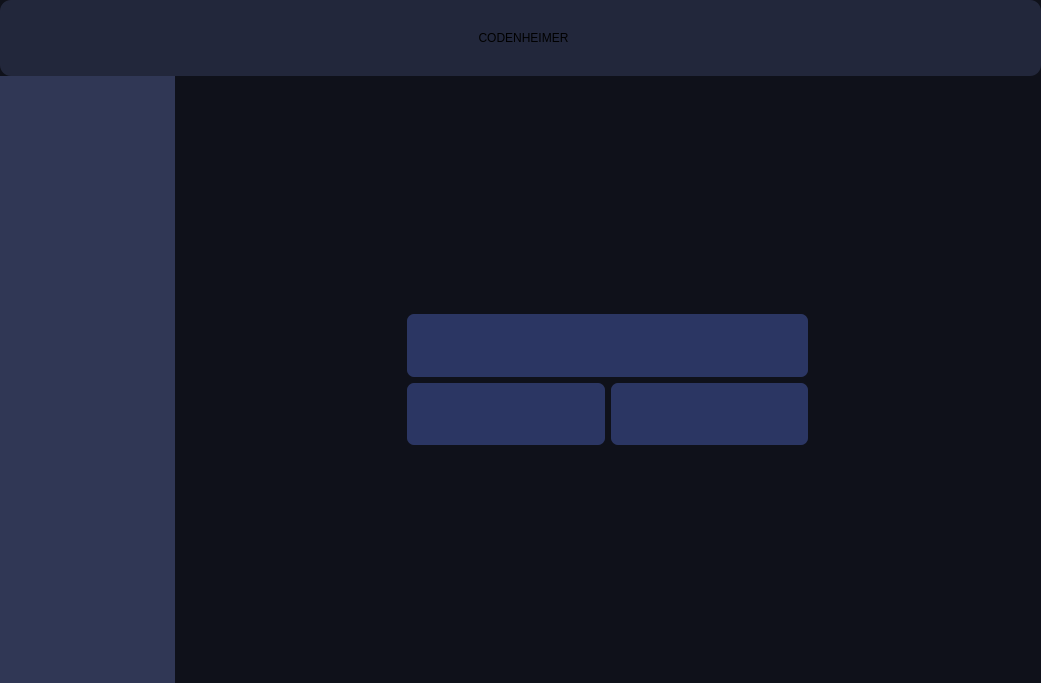
Above: mainwindow.ui from Deatrax/codenheimer before the change. Below: the same form after it.
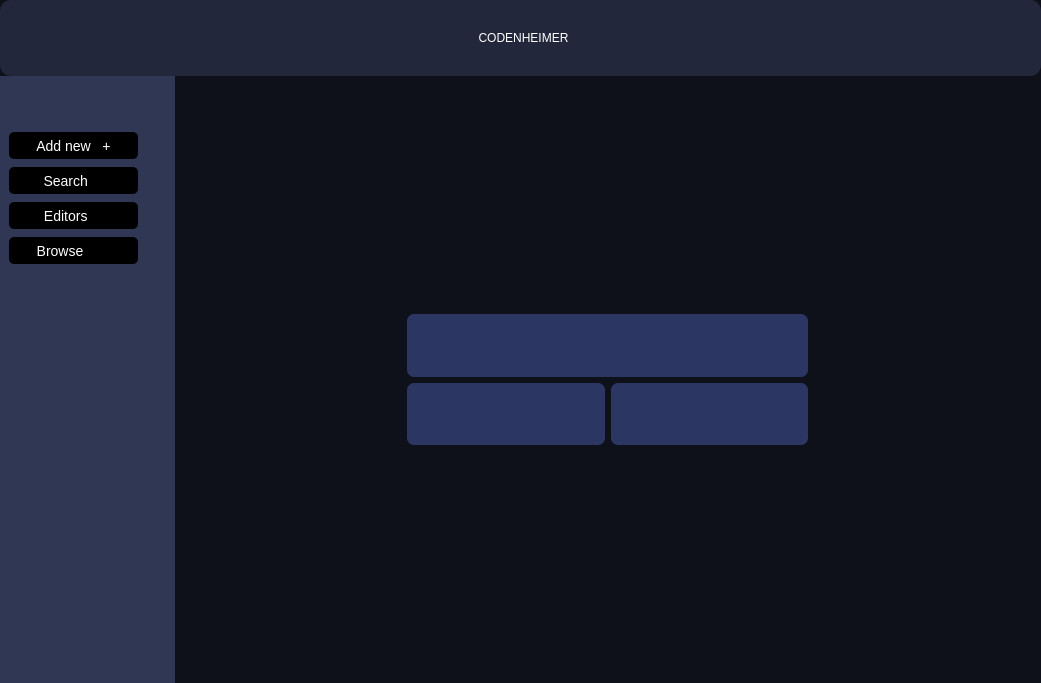
That is the form after the change.

Commit message: sidebutton styling and icons added with hover color

```diff
--- a/mainwindow.ui
+++ b/mainwindow.ui
@@ -93,6 +93,9 @@
          <layout class="QHBoxLayout" name="horizontalLayout_3">
           <item>
            <widget class="QLabel" name="topbarTitle">
+            <property name="styleSheet">
+             <string notr="true">color:white;</string>
+            </property>
             <property name="text">
              <string>CODENHEIMER</string>
             </property>
@@ -179,6 +182,240 @@
          <property name="title">
           <string/>
          </property>
+         <layout class="QVBoxLayout" name="verticalLayout_4">
+          <item>
+           <spacer name="verticalSpacer">
+            <property name="orientation">
+             <enum>Qt::Vertical</enum>
+            </property>
+            <property name="sizeType">
+             <enum>QSizePolicy::Fixed</enum>
+            </property>
+            <property name="sizeHint" stdset="0">
+             <size>
+              <width>20</width>
+              <height>47</height>
+             </size>
+            </property>
+           </spacer>
+          </item>
+          <item>
+           <widget class="QGroupBox" name="sidebarButtons">
+            <property name="sizePolicy">
+             <sizepolicy hsizetype="Preferred" vsizetype="Fixed">
+              <horstretch>0</horstretch>
+              <verstretch>0</verstretch>
+             </sizepolicy>
+            </property>
+            <property name="minimumSize">
+             <size>
+              <width>0</width>
+              <height>132</height>
+             </size>
+            </property>
+            <property name="layoutDirection">
+             <enum>Qt::LeftToRight</enum>
+            </property>
+            <property name="autoFillBackground">
+             <bool>false</bool>
+            </property>
+            <property name="styleSheet">
+             <string notr="true">QWidget{
+	font-size:14px;
+	color: white;
+	border-radius:5px
+}
+QPushButton{
+	background:black;
+}
+
+QPushButton:hover{
+	background:#1E1E1E;
+}</string>
+            </property>
+            <property name="title">
+             <string/>
+            </property>
+            <property name="alignment">
+             <set>Qt::AlignCenter</set>
+            </property>
+            <layout class="QVBoxLayout" name="verticalLayout_3">
+             <property name="spacing">
+              <number>8</number>
+             </property>
+             <property name="leftMargin">
+              <number>0</number>
+             </property>
+             <property name="topMargin">
+              <number>0</number>
+             </property>
+             <property name="rightMargin">
+              <number>0</number>
+             </property>
+             <property name="bottomMargin">
+              <number>0</number>
+             </property>
+             <item>
+              <widget class="QPushButton" name="AddnewSidebarButton">
+               <property name="sizePolicy">
+                <sizepolicy hsizetype="Fixed" vsizetype="Fixed">
+                 <horstretch>0</horstretch>
+                 <verstretch>0</verstretch>
+                </sizepolicy>
+               </property>
+               <property name="minimumSize">
+                <size>
+                 <width>129</width>
+                 <height>27</height>
+                </size>
+               </property>
+               <property name="text">
+                <string>Add new   +</string>
+               </property>
+              </widget>
+             </item>
+             <item>
+              <widget class="QPushButton" name="SearchSidebarButton">
+               <property name="sizePolicy">
+                <sizepolicy hsizetype="Fixed" vsizetype="Fixed">
+                 <horstretch>0</horstretch>
+                 <verstretch>0</verstretch>
+                </sizepolicy>
+               </property>
+               <property name="minimumSize">
+                <size>
+                 <width>129</width>
+                 <height>27</height>
+                </size>
+               </property>
+               <property name="text">
+                <string>Search    </string>
+               </property>
+              </widget>
+             </item>
+             <item>
+              <widget class="QPushButton" name="EditorsSidebarButton">
+               <property name="sizePolicy">
+                <sizepolicy hsizetype="Fixed" vsizetype="Fixed">
+                 <horstretch>0</horstretch>
+                 <verstretch>0</verstretch>
+                </sizepolicy>
+               </property>
+               <property name="minimumSize">
+                <size>
+                 <width>129</width>
+                 <height>27</height>
+                </size>
+               </property>
+               <property name="text">
+                <string>Editors    </string>
+               </property>
+              </widget>
+             </item>
+             <item>
+              <widget class="QGroupBox" name="BrouseSidebarButtonGB">
+               <property name="sizePolicy">
+                <sizepolicy hsizetype="Fixed" vsizetype="Fixed">
+                 <horstretch>0</horstretch>
+                 <verstretch>0</verstretch>
+                </sizepolicy>
+               </property>
+               <property name="minimumSize">
+                <size>
+                 <width>129</width>
+                 <height>27</height>
+                </size>
+               </property>
+               <property name="title">
+                <string/>
+               </property>
+               <property name="alignment">
+                <set>Qt::AlignJustify|Qt::AlignVCenter</set>
+               </property>
+               <layout class="QHBoxLayout" name="horizontalLayout_6">
+                <property name="spacing">
+                 <number>0</number>
+                </property>
+                <property name="leftMargin">
+                 <number>0</number>
+                </property>
+                <property name="topMargin">
+                 <number>0</number>
+                </property>
+                <property name="rightMargin">
+                 <number>0</number>
+                </property>
+                <property name="bottomMargin">
+                 <number>0</number>
+                </property>
+                <item>
+                 <widget class="QPushButton" name="BrowseSidebarButton">
+                  <property name="sizePolicy">
+                   <sizepolicy hsizetype="Preferred" vsizetype="Preferred">
+                    <horstretch>0</horstretch>
+                    <verstretch>0</verstretch>
+                   </sizepolicy>
+                  </property>
+                  <property name="minimumSize">
+                   <size>
+                    <width>86</width>
+                    <height>27</height>
+                   </size>
+                  </property>
+                  <property name="layoutDirection">
+                   <enum>Qt::RightToLeft</enum>
+                  </property>
+                  <property name="styleSheet">
+                   <string notr="true">text-align:right;
+border-bottom-left-radius:5px;
+border-bottom-right-radius:0px;
+border-top-left-radius:5px;
+border-top-right-radius:0px;</string>
+                  </property>
+                  <property name="text">
+                   <string>Browse   </string>
+                  </property>
+                 </widget>
+                </item>
+                <item>
+                 <widget class="QPushButton" name="downarrow">
+                  <property name="minimumSize">
+                   <size>
+                    <width>0</width>
+                    <height>27</height>
+                   </size>
+                  </property>
+                  <property name="styleSheet">
+                   <string notr="true">border-bottom-left-radius:0px;
+border-bottom-right-radius:5px;
+border-top-left-radius:0px;
+border-top-right-radius:5px;</string>
+                  </property>
+                  <property name="text">
+                   <string/>
+                  </property>
+                 </widget>
+                </item>
+               </layout>
+              </widget>
+             </item>
+            </layout>
+           </widget>
+          </item>
+          <item>
+           <spacer name="verticalSpacer_2">
+            <property name="orientation">
+             <enum>Qt::Vertical</enum>
+            </property>
+            <property name="sizeHint" stdset="0">
+             <size>
+              <width>20</width>
+              <height>392</height>
+             </size>
+            </property>
+           </spacer>
+          </item>
+         </layout>
         </widget>
        </item>
        <item>
```
Left out of the diff: 4 changed lines with no effect on the pictures. The commit also changes 7 other files.
